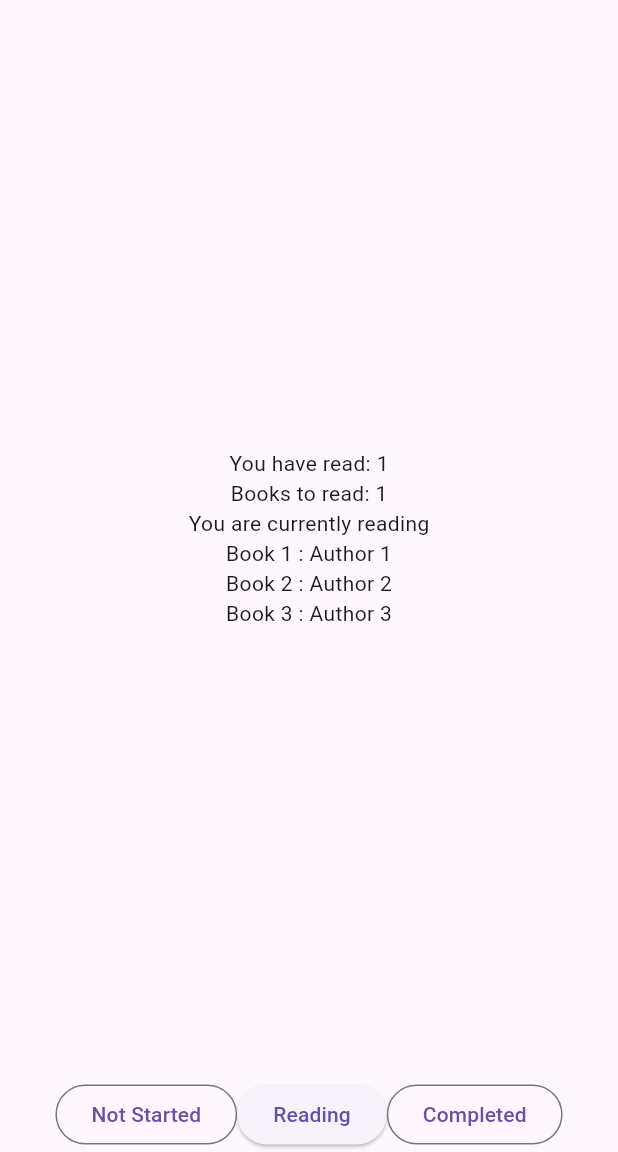
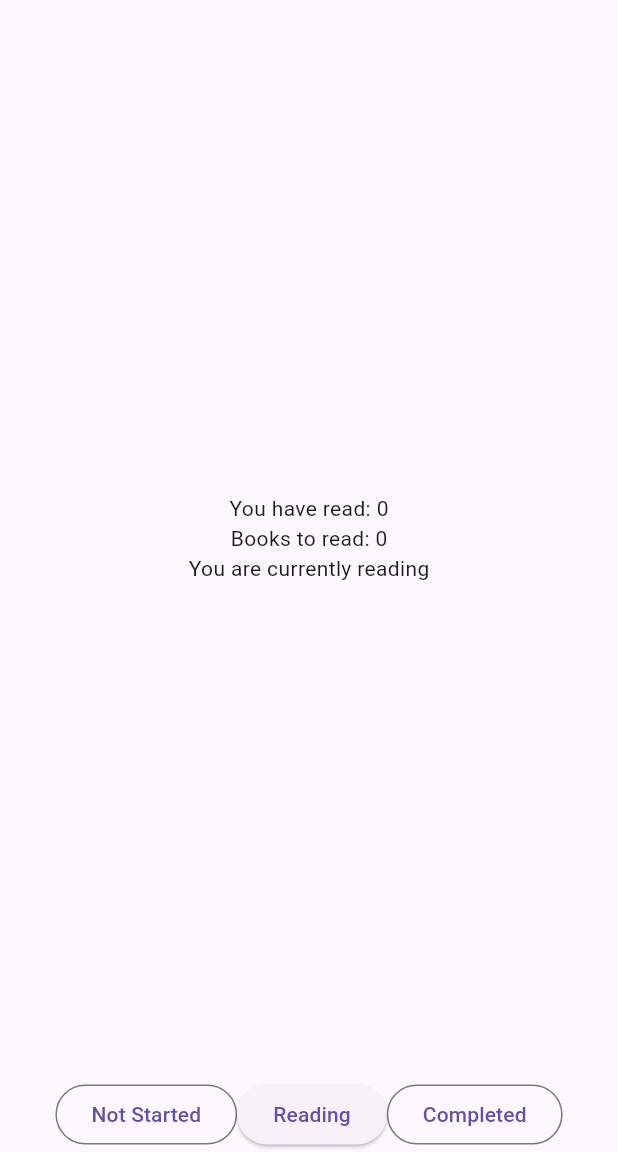
Before and after one commit to aarekr/Bookshelves, a Flutter app: the screen it shows after launch, item 2 of the bottom bar chosen, after a tap on "Back to Home Screen", on a phone screen of 412 x 824 dp, the part 84-1236 px from its top. Run offline on Flutter 3.47's test engine with Material 3 defaults, Android fonts, the phone set to English and light mode, and no system bars; our stand-ins replace flutter_form_builder, form_builder_validators, get, hive, hive_flutter; accounts and stored records are empty.

Commit message:
Hive for storing data

```diff
--- a/app/lib/main.dart
+++ b/app/lib/main.dart
@@ -3,6 +3,11 @@ import 'package:get/get.dart';
 import 'package:flutter_form_builder/flutter_form_builder.dart';
 import 'package:form_builder_validators/form_builder_validators.dart';
 import 'dart:ui';
+//import 'package:hive_ce_flutter/hive_flutter.dart';
+//import 'package:hive_ce/hive.dart';
+
+import 'package:hive_flutter/hive_flutter.dart';
+import 'package:hive/hive.dart';
 
 class CustomScrollBehavior extends MaterialScrollBehavior {
   @override
@@ -12,7 +17,9 @@ class CustomScrollBehavior extends MaterialScrollBehavior {
   };
 }
 
-main() {
+Future<void> main() async {
+  await Hive.initFlutter();
+  await Hive.openBox("storage");
   Get.lazyPut<BookListController>(() => BookListController());
   runApp(
     GetMaterialApp(
@@ -34,30 +41,28 @@ class Breakpoints {
 }
 
 class BookListController {
-  var bookList = [
+  final storage = Hive.box("storage");
+  RxList bookList;
+  BookListController() : bookList = [].obs {
+      bookList.value = storage.get('bookList') ?? [];
+    }
+  /*var bookList = [
     {'title': 'Book 1', 'author': 'Author 1', 'status': 'not started'},
     {'title': 'Book 2', 'author': 'Author 2', 'status': 'reading'},
     {'title': 'Book 3', 'author': 'Author 3', 'status': 'completed'},
-  ].obs;
+  ].obs;*/
   void add(String title, String author) {
     print("new book:");
     var newBook = {'title': title, 'author': author, 'status': 'not started'};
     print(newBook);
     bookList.add(newBook);
     print(bookList);
+    storage.put('bookList', bookList);
   }
 }
 
 class HomeScreen extends StatelessWidget {
   final controller = Get.find<BookListController>();
-  List<Obx> getBookList() {
-    var bookList = [
-                    Obx(() => Text('${controller.bookList[0]['title']} : ${controller.bookList[0]['author']}')),
-                    Obx(() => Text('${controller.bookList[1]['title']} : ${controller.bookList[1]['author']}')),
-                    Obx(() => Text('${controller.bookList[2]['title']} : ${controller.bookList[2]['author']}')),
-                  ];
-    return bookList;
-  }
   int getNumberOfCompletedBooks() {
     int number = 0;
     for (var i=0; i<controller.bookList.length; i++) {
@@ -94,7 +99,6 @@ class HomeScreen extends StatelessWidget {
                   Container(width: 300, child: Column(children: [Text("You have read: ${getNumberOfCompletedBooks()}")])),
                   Container(width: 300, child: Column(children: [Text("Books to read: ${getNumberOfBooksToRead()}")])),
                   Container(width: 300, child: Column(children: [Text("You are currently reading")])),
-                  Container(width: 300, child: Column(children: getBookList())),
                 ]
               ),
             );
@@ -108,7 +112,6 @@ class HomeScreen extends StatelessWidget {
                   Container(width: 300, child: Column(children: [Text("You have read: ${getNumberOfCompletedBooks()}")])),
                   Container(width: 300, child: Column(children: [Text("Books to read: ${getNumberOfBooksToRead()}")])),
                   Container(width: 300, child: Column(children: [Text("You are currently reading")])),
-                  Container(width: 300, child: Column(children: getBookList())),
                 ]
               ),
             );
@@ -122,7 +125,10 @@ class HomeScreen extends StatelessWidget {
                   Container(width: 300, child: Column(children: [Text("You have read: ${getNumberOfCompletedBooks()}")])),
                   Container(width: 300, child: Column(children: [Text("Books to read: ${getNumberOfBooksToRead()}")])),
                   Container(width: 300, child: Column(children: [Text("You are currently reading")])),
-                  Container(width: 300, child: Column(children: getBookList())),
+                  Obx(() => Column(
+                      children: controller.bookList.map((book) => Text(book["title"])).toList(),
+                    )
+                  ),
                 ]
               ),
             );
@@ -157,14 +163,12 @@ class NotStartedScreen extends StatelessWidget {
   static final _formKey = GlobalKey<FormBuilderState>();
   final controller = Get.find<BookListController>();
   _submit() {
-    print("submitataan");
     if (_formKey.currentState!.saveAndValidate()) {
       var title = _formKey.currentState?.value["title"];
       var author = _formKey.currentState?.value["author"];
       controller.add(title, author);
       _formKey.currentState?.reset();
     }
-    Get.back();
   }
   var booklist = [
     Card(
```
Also changed, not shown: app/pubspec.yaml (+7 -0 lines), app/pubspec.lock, 1 other file.
